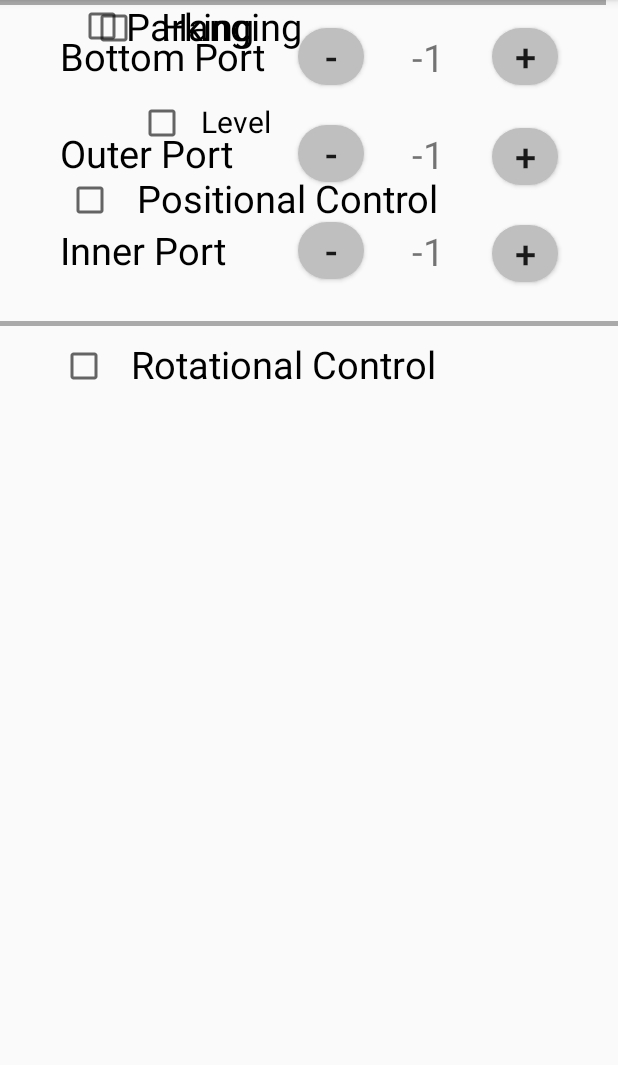
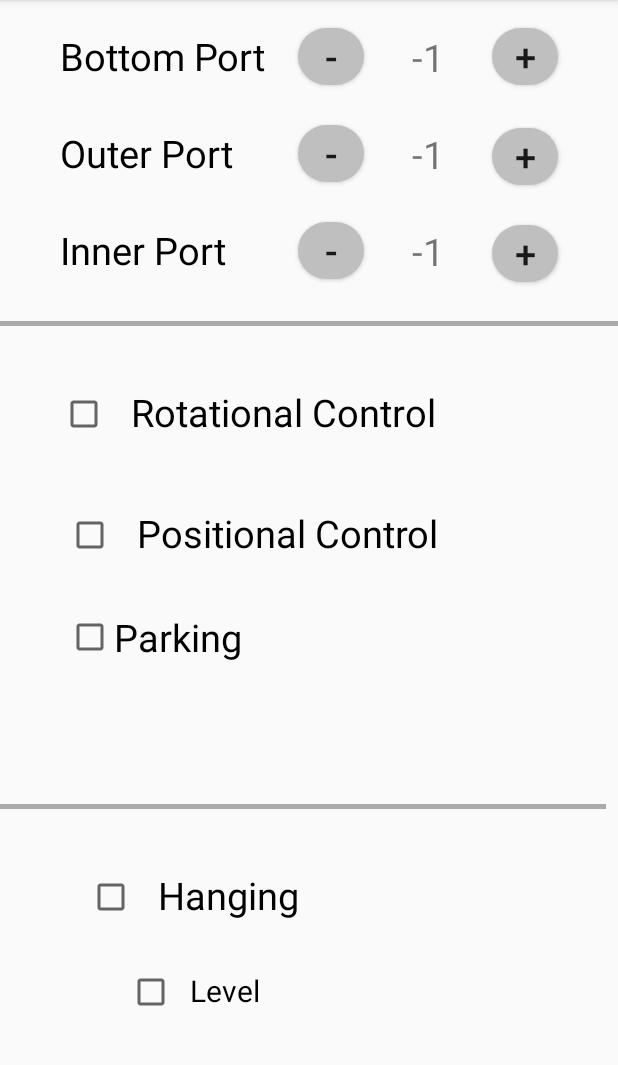
Before and after one commit to SalineSingularityFRC/ScoutApp2020, an Android app: the fragment TeleOp shown on its own in the app's theme, on a phone screen of 412 x 824 dp, the part 84-1149 px from its top. Run offline under Robolectric (Android 15) with nearby library versions, the phone set to English and light mode, and no system bars.

Commit message:
Fix parking button

```diff
--- a/app/src/main/java/com/example/nhwltrs/scoutapp2020/BeginningScreen.java
+++ b/app/src/main/java/com/example/nhwltrs/scoutapp2020/BeginningScreen.java
@@ -54,7 +54,7 @@ public class BeginningScreen extends AppCompatActivity {
         //Bluetooth code will go here
 
         final TextView versionNumber = (TextView)findViewById(R.id.versionNumber);
-        versionNumber.setText("Version 1.0");
+        versionNumber.setText("Version 1.2");
     }
 
     @Override
--- a/app/src/main/res/layout/fragment_tele_op.xml
+++ b/app/src/main/res/layout/fragment_tele_op.xml
@@ -10,56 +10,56 @@
         android:id="@+id/teleBottomDown"
         android:layout_width="44dp"
         android:layout_height="38dp"
+        android:layout_marginEnd="32dp"
+        android:background="@drawable/endgame_rounded_button"
         android:text="-"
         android:textSize="25sp"
-        android:background="@drawable/endgame_rounded_button"
         app:layout_constraintBottom_toBottomOf="@id/teleBottomName"
-        app:layout_constraintTop_toTopOf="@id/teleBottomName"
         app:layout_constraintEnd_toStartOf="@id/teleBottomDisplay"
-        android:layout_marginEnd="32dp"/>
+        app:layout_constraintTop_toTopOf="@id/teleBottomName" />
 
     <TextView
         android:id="@+id/teleBottomDisplay"
         android:layout_width="wrap_content"
         android:layout_height="wrap_content"
+        android:layout_marginEnd="32dp"
         android:text="0"
         android:textSize="25sp"
+        app:layout_constraintBottom_toBottomOf="@id/teleBottomDown"
         app:layout_constraintEnd_toStartOf="@id/teleBottomUp"
-        android:layout_marginEnd="32dp"
-        app:layout_constraintTop_toTopOf="@id/teleBottomDown"
-        app:layout_constraintBottom_toBottomOf="@id/teleBottomDown"/>
+        app:layout_constraintTop_toTopOf="@id/teleBottomDown" />
 
     <Button
         android:id="@+id/teleBottomUp"
         android:layout_width="44dp"
         android:layout_height="38dp"
+        android:layout_marginEnd="40dp"
+        android:background="@drawable/endgame_rounded_button"
         android:text="+"
         android:textSize="25sp"
-        android:background="@drawable/endgame_rounded_button"
-        app:layout_constraintTop_toTopOf="@id/teleBottomDown"
         app:layout_constraintEnd_toEndOf="parent"
-        android:layout_marginEnd="40dp"/>
+        app:layout_constraintTop_toTopOf="@id/teleBottomDown" />
 
     <Button
         android:id="@+id/teleOuterDown"
         android:layout_width="44dp"
         android:layout_height="38dp"
+        android:background="@drawable/endgame_rounded_button"
         android:text="-"
         android:textSize="25sp"
-        android:background="@drawable/endgame_rounded_button"
+        app:layout_constraintBottom_toBottomOf="@id/teleOuterName"
         app:layout_constraintStart_toStartOf="@id/teleBottomDown"
-        app:layout_constraintTop_toTopOf="@id/teleOuterName"
-        app:layout_constraintBottom_toBottomOf="@id/teleOuterName"/>
+        app:layout_constraintTop_toTopOf="@id/teleOuterName" />
 
     <Button
         android:id="@+id/teleOuterUp"
         android:layout_width="44dp"
         android:layout_height="38dp"
+        android:background="@drawable/endgame_rounded_button"
         android:text="+"
         android:textSize="25sp"
-        android:background="@drawable/endgame_rounded_button"
         app:layout_constraintStart_toStartOf="@id/teleBottomUp"
-        app:layout_constraintTop_toTopOf="@id/teleOuterDisplay"/>
+        app:layout_constraintTop_toTopOf="@id/teleOuterDisplay" />
 
     <TextView
         android:id="@+id/teleOuterDisplay"
@@ -67,41 +67,41 @@
         android:layout_height="wrap_content"
         android:text="0"
         android:textSize="25sp"
-        app:layout_constraintTop_toTopOf="@id/teleOuterDown"
         app:layout_constraintBottom_toBottomOf="@id/teleOuterDown"
-        app:layout_constraintStart_toStartOf="@id/teleBottomDisplay"/>
+        app:layout_constraintStart_toStartOf="@id/teleBottomDisplay"
+        app:layout_constraintTop_toTopOf="@id/teleOuterDown" />
 
     <TextView
         android:id="@+id/teleOuterName"
         android:layout_width="wrap_content"
         android:layout_height="wrap_content"
+        android:layout_marginTop="30dp"
         android:text="Outer Port"
+        android:textColor="#000000"
         android:textSize="25sp"
-        android:textColor="#000000"
         app:layout_constraintStart_toStartOf="@id/teleBottomName"
-        app:layout_constraintTop_toBottomOf="@id/teleBottomName"
-        android:layout_marginTop="30dp"/>
+        app:layout_constraintTop_toBottomOf="@id/teleBottomName" />
 
     <Button
         android:id="@+id/teleInnerDown"
         android:layout_width="44dp"
         android:layout_height="38dp"
+        android:background="@drawable/endgame_rounded_button"
         android:text="-"
         android:textSize="25sp"
-        android:background="@drawable/endgame_rounded_button"
-        app:layout_constraintTop_toTopOf="@id/teleInnerName"
         app:layout_constraintBottom_toBottomOf="@id/teleInnerName"
-        app:layout_constraintStart_toStartOf="@id/teleOuterDown"/>
+        app:layout_constraintStart_toStartOf="@id/teleOuterDown"
+        app:layout_constraintTop_toTopOf="@id/teleInnerName" />
 
     <Button
         android:id="@+id/teleInnerUp"
         android:layout_width="44dp"
         android:layout_height="38dp"
+        android:background="@drawable/endgame_rounded_button"
         android:text="+"
         android:textSize="25sp"
-        android:background="@drawable/endgame_rounded_button"
-        app:layout_constraintTop_toTopOf="@id/teleInnerDisplay"
-        app:layout_constraintStart_toStartOf="@id/teleOuterUp"/>
+        app:layout_constraintStart_toStartOf="@id/teleOuterUp"
+        app:layout_constraintTop_toTopOf="@id/teleInnerDisplay" />
 
     <TextView
         android:id="@+id/teleInnerDisplay"
@@ -109,20 +109,20 @@
         android:layout_height="wrap_content"
         android:text="0"
         android:textSize="25sp"
+        app:layout_constraintBottom_toBottomOf="@id/teleInnerDown"
         app:layout_constraintStart_toStartOf="@id/teleOuterDisplay"
-        app:layout_constraintTop_toTopOf="@id/teleInnerDown"
-        app:layout_constraintBottom_toBottomOf="@id/teleInnerDown"/>
+        app:layout_constraintTop_toTopOf="@id/teleInnerDown" />
 
     <TextView
         android:id="@+id/teleInnerName"
         android:layout_width="wrap_content"
         android:layout_height="wrap_content"
+        android:layout_marginTop="30dp"
         android:text="Inner Port"
+        android:textColor="#000000"
         android:textSize="25sp"
-        android:textColor="#000000"
-        app:layout_constraintTop_toBottomOf="@id/teleOuterName"
-        android:layout_marginTop="30dp"
-        app:layout_constraintStart_toStartOf="@id/teleOuterName"/>
+        app:layout_constraintStart_toStartOf="@id/teleOuterName"
+        app:layout_constraintTop_toBottomOf="@id/teleOuterName" />
 
     <TextView
         android:id="@+id/teleBottomName"
@@ -131,8 +131,8 @@
         android:layout_marginStart="40dp"
         android:layout_marginTop="20dp"
         android:text="Bottom Port"
+        android:textColor="#000000"
         android:textSize="25sp"
-        android:textColor="#000000"
         app:layout_constraintStart_toStartOf="parent"
         app:layout_constraintTop_toTopOf="parent" />
 
@@ -140,81 +140,111 @@
         android:id="@+id/dividerLine1"
         android:layout_width="match_parent"
         android:layout_height="3dp"
+        android:layout_marginTop="30dp"
         android:background="@android:color/darker_gray"
         app:layout_constraintStart_toStartOf="parent"
-        app:layout_constraintTop_toBottomOf="@id/teleInnerName"
-        android:layout_marginTop="30dp"/>
+        app:layout_constraintTop_toBottomOf="@id/teleInnerName" />
 
     <CheckBox
         android:id="@+id/teleRotation"
         android:layout_width="wrap_content"
         android:layout_height="wrap_content"
         android:layout_marginTop="8dp"
+        android:layout_marginEnd="8dp"
+        android:layout_marginBottom="8dp"
+        android:paddingLeft="15dp"
         android:paddingBottom="3dp"
-        android:paddingLeft="15dp"
         android:text="Rotational Control"
         android:textSize="25sp"
+        app:layout_constraintBottom_toBottomOf="parent"
+        app:layout_constraintEnd_toEndOf="parent"
+        app:layout_constraintHorizontal_bias="0.0"
         app:layout_constraintStart_toStartOf="@id/teleInnerName"
-        app:layout_constraintTop_toBottomOf="@id/dividerLine1" />
+        app:layout_constraintTop_toBottomOf="@id/dividerLine1"
+        app:layout_constraintVertical_bias="0.064" />
 
     <CheckBox
         android:id="@+id/telePos"
         android:layout_width="wrap_content"
         android:layout_height="wrap_content"
-        android:layout_marginBottom="8dp"
         android:layout_marginStart="4dp"
         android:layout_marginTop="12dp"
+        android:layout_marginEnd="8dp"
+        android:layout_marginBottom="8dp"
+        android:paddingLeft="15dp"
         android:paddingBottom="3dp"
-        android:paddingLeft="15dp"
         android:text="Positional Control"
         android:textSize="25sp"
         app:layout_constraintBottom_toTopOf="@+id/telePark"
+        app:layout_constraintEnd_toEndOf="parent"
+        app:layout_constraintHorizontal_bias="0.0"
         app:layout_constraintStart_toStartOf="@id/teleRotation"
-        app:layout_constraintTop_toBottomOf="@id/teleRotation" />
+        app:layout_constraintTop_toBottomOf="@id/teleRotation"
+        app:layout_constraintVertical_bias="0.566" />
 
     <View
         android:id="@+id/dividerLine2"
         android:layout_width="match_parent"
         android:layout_height="3dp"
+        android:layout_marginTop="8dp"
         android:layout_marginEnd="8dp"
+        android:layout_marginBottom="8dp"
         android:background="@android:color/darker_gray"
+        app:layout_constraintBottom_toBottomOf="parent"
         app:layout_constraintEnd_toEndOf="parent"
-        app:layout_constraintHorizontal_bias="0.0"
+        app:layout_constraintHorizontal_bias="1.0"
         app:layout_constraintStart_toStartOf="parent"
-        tools:layout_editor_absoluteY="395dp" />
-
-    <CheckBox
-        android:id="@+id/teleHang"
-        android:layout_width="147dp"
-        android:layout_height="wrap_content"
-        android:layout_marginStart="8dp"
-        android:paddingBottom="3dp"
-        android:paddingLeft="15dp"
-        android:text="Hanging"
-        android:textSize="25sp"
-        app:layout_constraintStart_toStartOf="@+id/telePark"
-        tools:layout_editor_absoluteY="410dp" />
+        app:layout_constraintTop_toBottomOf="@+id/telePark"
+        app:layout_constraintVertical_bias="0.281" />
 
     <CheckBox
         android:id="@+id/teleLevel"
         android:layout_width="101dp"
         android:layout_height="wrap_content"
-        android:layout_marginStart="32dp"
-        android:layout_marginTop="28dp"
+        android:layout_marginTop="8dp"
+        android:layout_marginBottom="8dp"
+        android:paddingLeft="10dp"
         android:paddingBottom="2dp"
-        android:paddingLeft="10dp"
         android:text="Level"
         android:textSize="20sp"
+        app:layout_constraintBottom_toBottomOf="parent"
+        app:layout_constraintEnd_toEndOf="@+id/teleHang"
+        app:layout_constraintHorizontal_bias="0.586"
         app:layout_constraintStart_toStartOf="@id/teleHang"
-        app:layout_constraintTop_toBottomOf="@id/teleHang" />
+        app:layout_constraintTop_toBottomOf="@+id/teleHang"
+        app:layout_constraintVertical_bias="0.196" />
 
     <CheckBox
         android:id="@+id/telePark"
         android:layout_width="wrap_content"
         android:layout_height="wrap_content"
         android:layout_marginStart="8dp"
+        android:layout_marginEnd="8dp"
+        android:layout_marginBottom="8dp"
         android:text="Parking"
         android:textSize="25sp"
-        app:layout_constraintStart_toStartOf="@+id/telePos"
-        tools:layout_editor_absoluteY="353dp" />
+        app:layout_constraintBottom_toBottomOf="parent"
+        app:layout_constraintEnd_toEndOf="parent"
+        app:layout_constraintHorizontal_bias="0.129"
+        app:layout_constraintStart_toStartOf="parent"
+        app:layout_constraintTop_toBottomOf="@+id/dividerLine1"
+        app:layout_constraintVertical_bias="0.374" />
+
+    <CheckBox
+        android:id="@+id/teleHang"
+        android:layout_width="147dp"
+        android:layout_height="wrap_content"
+        android:layout_marginTop="40dp"
+        android:layout_marginEnd="8dp"
+        android:layout_marginBottom="8dp"
+        android:paddingLeft="15dp"
+        android:paddingBottom="3dp"
+        android:text="Hanging"
+        android:textSize="25sp"
+        app:layout_constraintBottom_toBottomOf="parent"
+        app:layout_constraintEnd_toEndOf="parent"
+        app:layout_constraintHorizontal_bias="0.066"
+        app:layout_constraintStart_toStartOf="@+id/telePark"
+        app:layout_constraintTop_toBottomOf="@+id/dividerLine2"
+        app:layout_constraintVertical_bias="0.0" />
 </android.support.constraint.ConstraintLayout>
```
